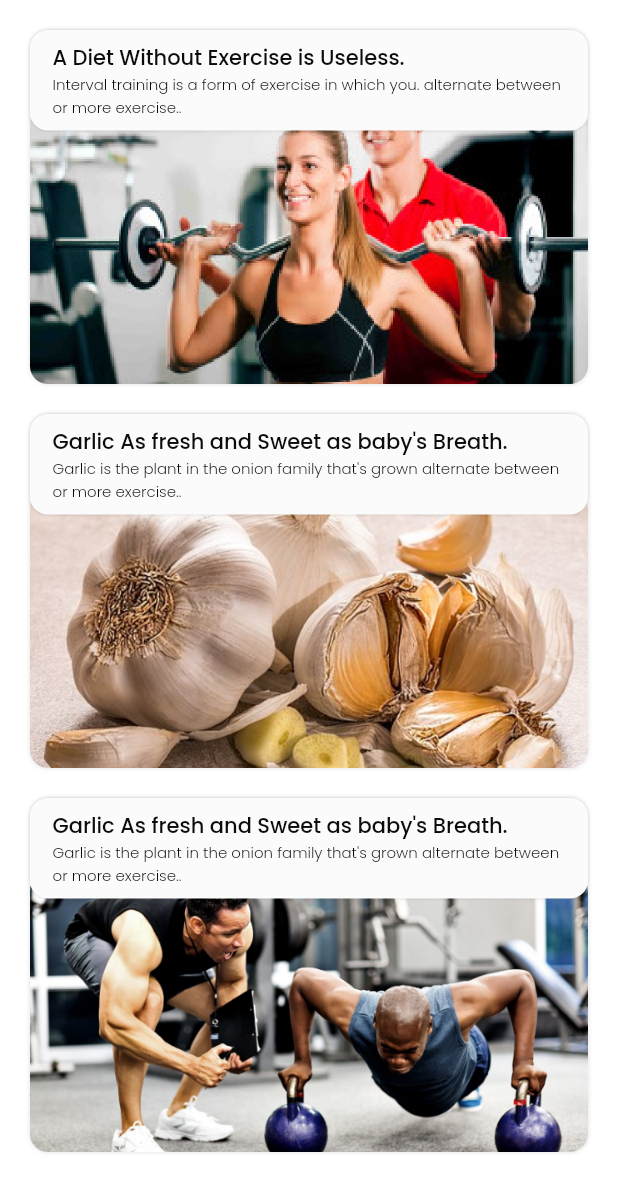
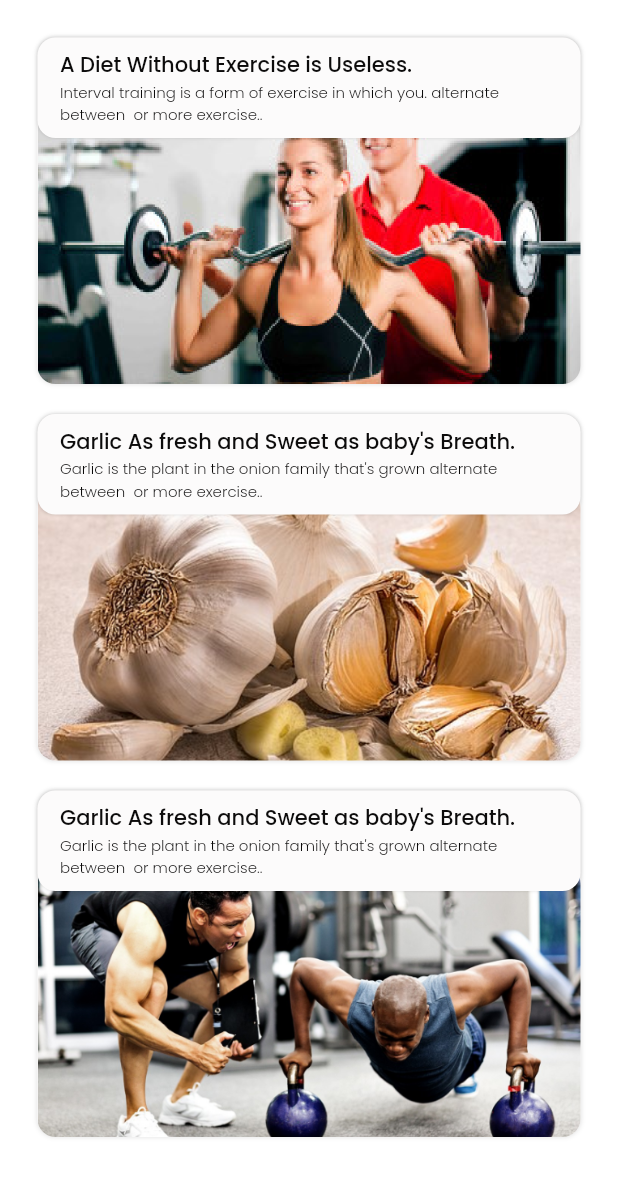
Before and after one commit to Durvankur4/finalthinkfit, a Flutter app: the HealthTipScreen screen opened directly, on a phone screen of 412 x 824 dp. Shown: the top 1192 px of the screen. Run offline on Flutter 3.47's test engine with Material 3 defaults, Android fonts, the phone set to English and light mode, and no system bars; our stand-ins replace flutter_rating_bar; missing offline and left inert: otp_text_field_v2, otp_timer_button.

Commit message:
minor bug fixes

```diff
--- a/lib/common/color_extension.dart
+++ b/lib/common/color_extension.dart
@@ -2,7 +2,7 @@ import 'package:flutter/material.dart';
 
 class TColor {
   static Color get primary => const Color(0xffF1C40E);
-  static Color get secondary => const Color(0xff102B46);
+  static Color get secondary => const Color.fromARGB(255, 0, 0, 0);
 
   static Color get primaryText => const Color(0xff0C0B0B);
   static Color get secondaryText => const Color(0xff2C3E50);
--- a/lib/main.dart
+++ b/lib/main.dart
@@ -13,7 +13,7 @@ class MyApp extends StatelessWidget {
   @override
   Widget build(BuildContext context) {
     return MaterialApp(
-      title: 'Healtho Gym',
+      title: 'ThinkFit',
       debugShowCheckedModeBanner: false,
       theme: ThemeData(
         fontFamily: "Poppins",
--- a/lib/screen/home/top_tab_view/challenges/challenges_tab_screen.dart
+++ b/lib/screen/home/top_tab_view/challenges/challenges_tab_screen.dart
@@ -1,7 +1,6 @@
 import 'package:flutter/material.dart';
 import 'package:healtho_gym/common/color_extension.dart';
 import 'package:healtho_gym/screen/home/top_tab_view/exercises/exercises_cell.dart';
-import 'package:healtho_gym/screen/home/top_tab_view/exercises/exercises_name_screen.dart';
 import 'package:healtho_gym/screen/home/top_tab_view/workout_plan/workout_detail_screen.dart';
 
 class ChallengesScreen extends StatefulWidget {
--- a/lib/screen/home/top_tab_view/exercises/exercises_name_screen.dart
+++ b/lib/screen/home/top_tab_view/exercises/exercises_name_screen.dart
@@ -1,7 +1,6 @@
 import 'package:flutter/material.dart';
 import 'package:healtho_gym/common/color_extension.dart';
 import 'package:healtho_gym/screen/home/top_tab_view/exercises/exercises_row.dart';
-import 'package:healtho_gym/screen/home/top_tab_view/health_tip/health_tip_row.dart';
 import 'package:healtho_gym/screen/home/top_tab_view/workout_plan/workout_exercises_screen.dart';
 
 class ExercisesNameScreen extends StatefulWidget {
--- a/lib/screen/home/top_tab_view/health_tip/health_tip_screen.dart
+++ b/lib/screen/home/top_tab_view/health_tip/health_tip_screen.dart
@@ -36,7 +36,7 @@ class _HealthTipScreenState extends State<HealthTipScreen> {
   Widget build(BuildContext context) {
     return Scaffold(
       body: ListView.separated(
-          padding: const EdgeInsets.symmetric(horizontal: 20, vertical: 20),
+          padding: const EdgeInsets.symmetric(horizontal: 25, vertical: 25),
           itemBuilder: (context, index) {
             var obj = listArr[index] as Map? ?? {};
             return HealthTipRow(
--- a/lib/screen/home/top_tab_view/top_tab_view_screen.dart
+++ b/lib/screen/home/top_tab_view/top_tab_view_screen.dart
@@ -31,7 +31,6 @@ class _TopTabViewScreenState extends State<TopTabViewScreen>
 
   @override
   void initState() {
-    // TODO: implement initState
     super.initState();
     controller = TabController(length: 6, vsync: this);
     controller?.addListener(() {
@@ -60,7 +59,6 @@ class _TopTabViewScreenState extends State<TopTabViewScreen>
       ),
       body: Column(
         children: [
-          //TODO: Top Tab Bar
           Container(
             margin: const EdgeInsets.only(top: 0.5),
             color: TColor.secondary,
@@ -87,9 +85,6 @@ class _TopTabViewScreenState extends State<TopTabViewScreen>
               ),
             ),
           ),
-
-          //TODO: Tab View
-
           Expanded(
             child: TabBarView(
               controller: controller,
--- a/lib/screen/home/top_tab_view/trainer/trainer_profile_screen.dart
+++ b/lib/screen/home/top_tab_view/trainer/trainer_profile_screen.dart
@@ -2,7 +2,6 @@ import 'package:flutter/material.dart';
 import 'package:healtho_gym/common/color_extension.dart';
 import 'package:healtho_gym/common_widget/round_button.dart';
 import 'package:healtho_gym/common_widget/title_subtitle_button.dart';
-import 'package:healtho_gym/screen/home/setting/setting_row.dart';
 
 class TrainerProfileScreen extends StatefulWidget {
   final bool isTrainer;
--- a/lib/screen/login/on_boarding_screen.dart
+++ b/lib/screen/login/on_boarding_screen.dart
@@ -1,5 +1,4 @@
 import 'package:flutter/material.dart';
-import 'package:flutter/widgets.dart';
 import 'package:healtho_gym/common/color_extension.dart';
 import 'package:healtho_gym/common_widget/round_button.dart';
 import 'package:healtho_gym/screen/login/sign_up_screen.dart';
@@ -35,7 +34,6 @@ class _OnBoardingScreenState extends State<OnBoardingScreen> {
 
   @override
   void initState() {
-    // TODO: implement initState
     super.initState();
 
     controller.addListener(() {
--- a/lib/screen/login/select_height_screen.dart
+++ b/lib/screen/login/select_height_screen.dart
@@ -1,7 +1,6 @@
 import 'package:flutter/cupertino.dart';
 import 'package:flutter/material.dart';
 import 'package:healtho_gym/common/color_extension.dart';
-import 'package:healtho_gym/common_widget/radio_button.dart';
 
 class SelectHeightScreen extends StatefulWidget {
   final Function(dynamic) didChange;
@@ -20,7 +19,6 @@ class _SelectHeightScreenState extends State<SelectHeightScreen> {
 
   @override
   void initState() {
-    // TODO: implement initState
     super.initState();
 
     for (var i = 2; i < 11; i++) {
--- a/lib/screen/login/select_weight_screen.dart
+++ b/lib/screen/login/select_weight_screen.dart
@@ -1,7 +1,6 @@
 import 'package:flutter/cupertino.dart';
 import 'package:flutter/material.dart';
 import 'package:healtho_gym/common/color_extension.dart';
-import 'package:healtho_gym/common_widget/radio_button.dart';
 
 class SelectWeightScreen extends StatefulWidget {
   final Function(dynamic) didChange;
@@ -16,7 +15,6 @@ class _SelectWeightScreenState extends State<SelectWeightScreen> {
 
   @override
   void initState() {
-    // TODO: implement initState
     super.initState();
 
     for (var i = 35; i < 150; i++) {
```
Also changed, not shown: lib/screen/login/goal_screen.dart (+12 -9 lines), lib/screen/login/otp_screen.dart (+8 -5 lines), lib/screen/login/splash_screen.dart (+4 -4 lines).
